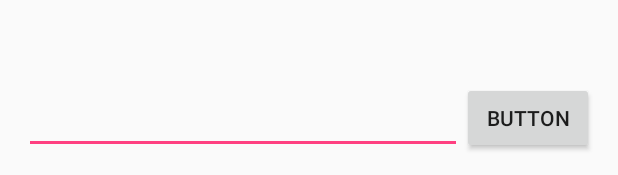
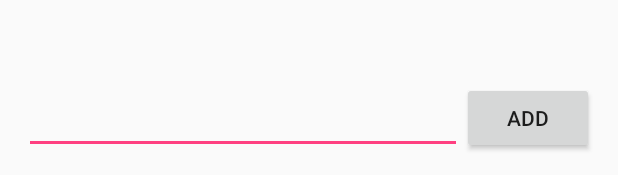
Before and after one commit to abhixec/Todo-App, an Android app: the layout activity_main.xml on its own in the app's theme, with its tools: preview values and no code run, on a phone screen of 412 x 824 dp. Shown: the part 1058-1233 px from the top of the screen. Run offline under Robolectric (Android 15) with nearby library versions, the phone set to English and light mode, and no system bars.

Commit message:
Update the screencast

```diff
--- a/app/src/main/res/layout/activity_edit_item.xml
+++ b/app/src/main/res/layout/activity_edit_item.xml
@@ -23,7 +23,7 @@
         android:id="@+id/editText" />
 
     <Button
-        android:text="Button"
+        android:text="@string/edit_button"
         android:layout_width="wrap_content"
         android:layout_height="wrap_content"
         android:layout_below="@+id/editText"
--- a/app/src/main/res/layout/activity_main.xml
+++ b/app/src/main/res/layout/activity_main.xml
@@ -11,7 +11,7 @@
     tools:context="com.example.abhinav.simpletodo.MainActivity">
 
     <Button
-        android:text="Button"
+        android:text="@string/submit_button"
         android:onClick="onSubmit"
         android:layout_width="wrap_content"
         android:layout_height="wrap_content"
--- a/app/src/main/res/values/strings.xml
+++ b/app/src/main/res/values/strings.xml
@@ -1,3 +1,5 @@
 <resources>
     <string name="app_name">SimpleTodo</string>
+    <string name="submit_button">Add</string>
+    <string name="edit_button">Done</string>
 </resources>
```
Also changed, not shown: 1 other file.
